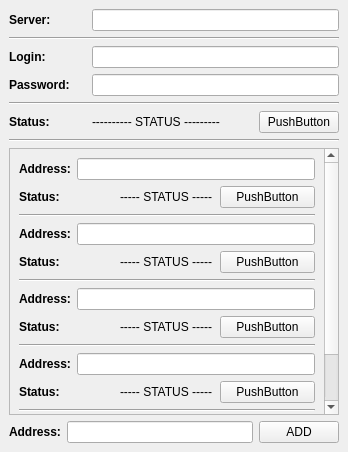
Above: client/mainwindow.ui from DrSmyrke/Tunnel-connector before the change. Below: the same form after it.
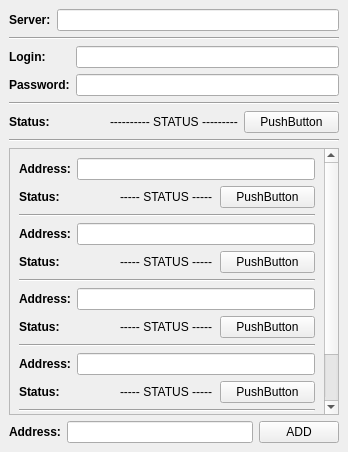
That is the form after the change.

Diff of the .ui file:
```diff
--- a/client/mainwindow.ui
+++ b/client/mainwindow.ui
@@ -14,60 +14,96 @@
    <string>MainWindow</string>
   </property>
   <widget class="QWidget" name="centralwidget">
-   <layout class="QGridLayout" name="gridLayout">
-    <item row="2" column="0">
+   <layout class="QVBoxLayout" name="verticalLayout">
+    <item>
+     <layout class="QHBoxLayout" name="horizontalLayout_2">
+      <item>
+       <widget class="QLabel" name="label">
+        <property name="text">
+         <string>&lt;b&gt;Server:&lt;/b&gt;</string>
+        </property>
+       </widget>
+      </item>
+      <item>
+       <widget class="QLineEdit" name="serverAddrBox"/>
+      </item>
+     </layout>
+    </item>
+    <item>
+     <widget class="Line" name="line_3">
+      <property name="orientation">
+       <enum>Qt::Horizontal</enum>
+      </property>
+     </widget>
+    </item>
+    <item>
+     <layout class="QFormLayout" name="formLayout">
+      <item row="0" column="0">
      <widget class="QLabel" name="label_5">
       <property name="text">
        <string>&lt;b&gt;Login:&lt;/b&gt;</string>
       </property>
      </widget>
     </item>
-    <item row="5" column="1" colspan="2">
-     <widget class="QLabel" name="statusL">
-      <property name="text">
-       <string>---------- STATUS ---------</string>
-      </property>
-     </widget>
-    </item>
-    <item row="3" column="0">
+      <item row="0" column="1">
+       <widget class="QLineEdit" name="loginBox"/>
+      </item>
+      <item row="1" column="0">
      <widget class="QLabel" name="label_6">
       <property name="text">
        <string>&lt;b&gt;Password:&lt;/b&gt;</string>
       </property>
      </widget>
     </item>
-    <item row="5" column="3">
-     <widget class="QPushButton" name="connectB">
-      <property name="text">
-       <string>PushButton</string>
-      </property>
-     </widget>
-    </item>
-    <item row="2" column="1" colspan="3">
-     <widget class="QLineEdit" name="lineEdit_2"/>
-    </item>
-    <item row="3" column="1" colspan="3">
-     <widget class="QLineEdit" name="lineEdit_3">
+      <item row="1" column="1">
+       <widget class="QLineEdit" name="passwordBox">
       <property name="echoMode">
        <enum>QLineEdit::PasswordEchoOnEdit</enum>
       </property>
      </widget>
     </item>
-    <item row="0" column="0">
-     <widget class="QLabel" name="label">
+     </layout>
+    </item>
+    <item>
+     <widget class="Line" name="line_2">
+      <property name="orientation">
+       <enum>Qt::Horizontal</enum>
+      </property>
+     </widget>
+    </item>
+    <item>
+     <layout class="QHBoxLayout" name="horizontalLayout_5">
+      <item>
+       <widget class="QLabel" name="label_3">
       <property name="text">
-       <string>&lt;b&gt;Server:&lt;/b&gt;</string>
+         <string>&lt;b&gt;Status:&lt;/b&gt;</string>
       </property>
      </widget>
     </item>
-    <item row="1" column="0" colspan="4">
-     <widget class="Line" name="line_3">
+      <item>
+       <widget class="QLabel" name="statusL">
+        <property name="text">
+         <string>---------- STATUS ---------</string>
+        </property>
+       </widget>
+      </item>
+      <item>
+       <widget class="QPushButton" name="connectB">
+        <property name="text">
+         <string>PushButton</string>
+        </property>
+       </widget>
+      </item>
+     </layout>
+    </item>
+    <item>
+     <widget class="Line" name="line">
       <property name="orientation">
        <enum>Qt::Horizontal</enum>
       </property>
      </widget>
     </item>
-    <item row="9" column="0" colspan="4">
+    <item>
      <widget class="QScrollArea" name="scrollArea">
       <property name="widgetResizable">
        <bool>true</bool>
@@ -329,31 +365,7 @@
       </widget>
      </widget>
     </item>
-    <item row="0" column="1" colspan="3">
-     <widget class="QLineEdit" name="serverAddrBox"/>
-    </item>
-    <item row="4" column="0" colspan="4">
-     <widget class="Line" name="line_2">
-      <property name="orientation">
-       <enum>Qt::Horizontal</enum>
-      </property>
-     </widget>
-    </item>
-    <item row="5" column="0">
-     <widget class="QLabel" name="label_3">
-      <property name="text">
-       <string>&lt;b&gt;Status:&lt;/b&gt;</string>
-      </property>
-     </widget>
-    </item>
-    <item row="6" column="0" colspan="4">
-     <widget class="Line" name="line">
-      <property name="orientation">
-       <enum>Qt::Horizontal</enum>
-      </property>
-     </widget>
-    </item>
-    <item row="10" column="0" colspan="4">
+    <item>
      <layout class="QHBoxLayout" name="horizontalLayout_15">
       <item>
        <widget class="QLabel" name="label_32">
```
Lines whose indentation alone changed are shown as unchanged.
